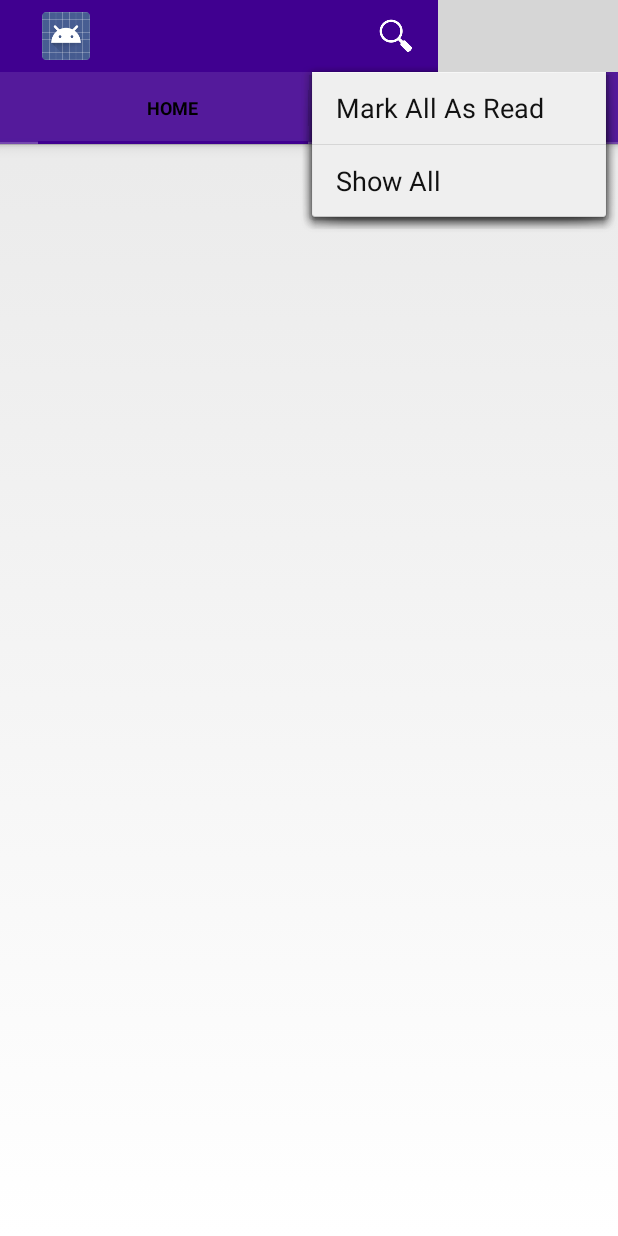
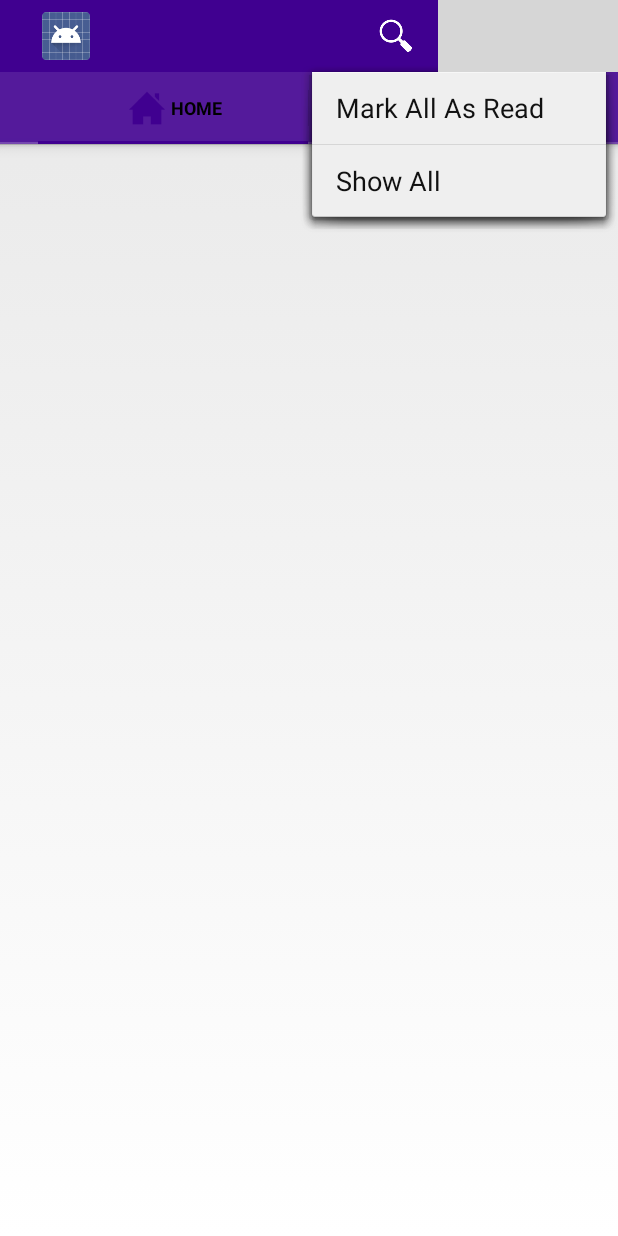
Before and after one commit to c11z/sqrl-android, an Android app: the screen it shows after launch (FeedActivity), with the options menu open, on a phone screen of 412 x 824 dp. Run offline under Robolectric (Android 15) with nearby library versions, the phone set to English and light mode, and no system bars; libraries missing offline, so code that uses them is left out: com.loopj.android, com.nostra13.universalimageloader; 4 statements that could not run were skipped; grey boxes are pictures that could not be loaded.

Commit message:
adding styling, icons, etc.

```diff
--- a/gator/src/main/java/com/corydominguez/gator/activities/FeedActivity.java
+++ b/gator/src/main/java/com/corydominguez/gator/activities/FeedActivity.java
@@ -4,6 +4,7 @@ import android.app.ActionBar;
 import android.app.ActionBar.TabListener;
 import android.app.ActionBar.Tab;
 import android.content.Intent;
+import android.graphics.drawable.Drawable;
 import android.net.Uri;
 import android.os.Bundle;
 import android.support.v4.app.FragmentActivity;
@@ -39,8 +40,8 @@ public class FeedActivity extends FragmentActivity implements TabListener {
         assert(actionBar != null);
         actionBar.setNavigationMode(ActionBar.NAVIGATION_MODE_TABS);
         actionBar.setDisplayShowTitleEnabled(true);
-        Tab tabHome = actionBar.newTab().setText("Home").setTag("HomeFragement").setTabListener(this);
-        Tab tabBookmark = actionBar.newTab().setText("Bookmarks").setTag("BookmarkFragment").setTabListener(this);
+        Tab tabHome = actionBar.newTab().setIcon(R.drawable.ic_action_home).setText("Home").setTag("HomeFragement").setTabListener(this);
+        Tab tabBookmark = actionBar.newTab().setIcon(R.drawable.ic_bookmarked).setText(" Bookmarks").setTag("BookmarkFragment").setTabListener(this);
         actionBar.addTab(tabHome);
         actionBar.addTab(tabBookmark);
         actionBar.selectTab(tabHome);
--- /dev/null
+++ b/gator/src/main/res/drawable/action_bar_icon_background.xml
@@ -0,0 +1,6 @@
+<?xml version="1.0" encoding="utf-8"?>
+
+<selector xmlns:android="http://schemas.android.com/apk/res/android">
+    <item android:state_selected="false" android:state_pressed="true" android:drawable="@color/light_purple"/>
+    <item android:state_selected="true" android:state_pressed="true" android:drawable="@color/light_purple"/>
+</selector>
--- /dev/null
+++ b/gator/src/main/res/drawable/tab_divider.xml
@@ -0,0 +1,3 @@
+<?xml version="1.0" encoding="utf-8"?>
+
+<selector></selector>
--- a/gator/src/main/res/values/styles.xml
+++ b/gator/src/main/res/values/styles.xml
@@ -6,8 +6,9 @@
         <item name="android:textColor">#111111</item>
         <item name="android:actionOverflowButtonStyle">@style/ActionButton.Overflow.Sqrl</item>
         <item name="android:actionBarStyle">@style/ActionBar.Sqrl</item>
+        <item name="android:actionBarItemBackground">@drawable/action_bar_icon_background</item>
         <item name="android:homeAsUpIndicator">@drawable/ic_action_navigation_previous_item</item>
-        <item name="android:actionBarTabStyle">@style/ActionBar.TabBar.Sqrl</item>
+        <item name="android:actionBarTabStyle">@style/ActionBar.Tab.Sqrl</item>
     </style>
 
     <!-- ActionBar styles -->
@@ -19,9 +20,10 @@
         <item name="android:src">@drawable/ic_action_overflow</item>
     </style>
 
-    <style name="ActionBar.TabBar.Sqrl" parent="android:Widget.Holo.Light.ActionBar.TabBar">
+    <style name="ActionBar.Tab.Sqrl" parent="android:Widget.Holo.Light.ActionBar.TabBar">
         <item name="android:background">@drawable/tab_bar_background</item>
         <item name="android:gravity">center</item>
+        <item name="android:showDividers">none</item>
     </style>
 
 </resources>
```
Also changed, not shown: gator/src/main/res/drawable-hdpi/ic_action_home.png (added), gator/src/main/res/drawable-mdpi/ic_action_home.png (added), gator/src/main/res/drawable-xhdpi/ic_action_home.png (added), gator/src/main/res/drawable-xxhdpi/ic_action_home.png (added).
